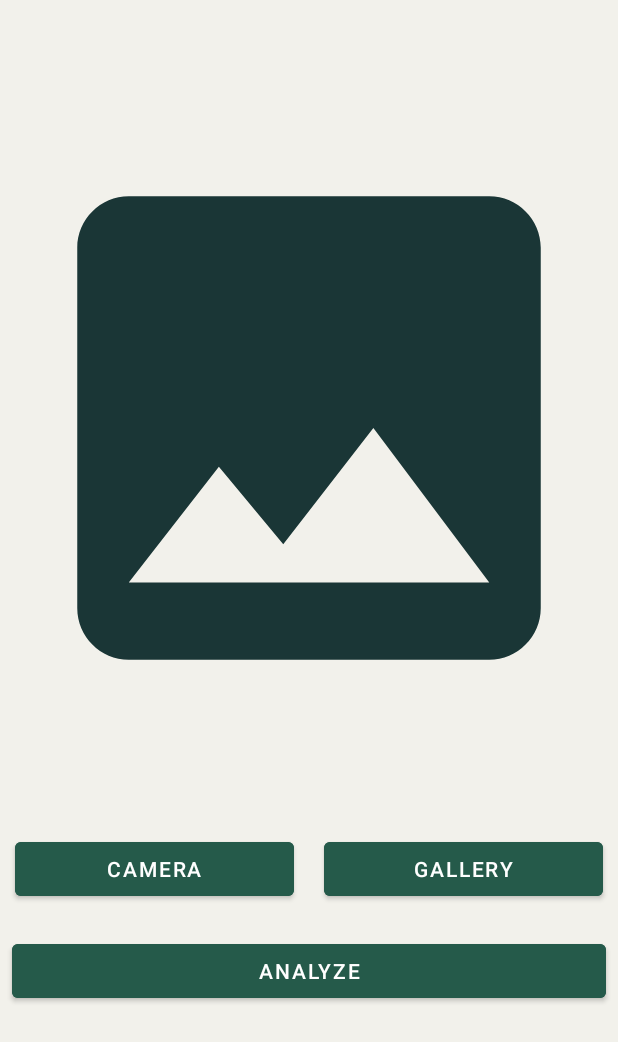
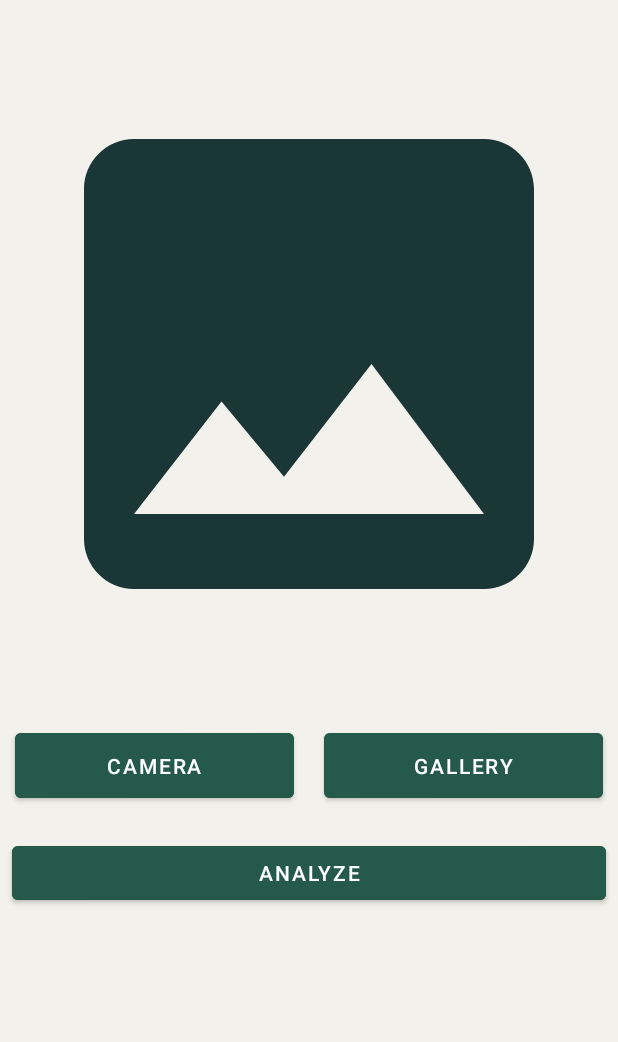
Before and after one commit to bitewise-lab/androidX, an Android app: the layout activity_ocr.xml on its own in the app's theme, with its tools: preview values and no code run, on a phone screen of 412 x 824 dp. Shown: the top 1042 px of the screen. Run offline under Robolectric (Android 15) with nearby library versions, the light colour scheme and no system bars.

Commit message:
Fix: RegLog Feature | -minus: Animation

```diff
--- a/app/src/main/java/com/example/capstone/view/activities/RegisterActivity.kt
+++ b/app/src/main/java/com/example/capstone/view/activities/RegisterActivity.kt
@@ -39,8 +39,8 @@ class RegisterActivity : AppCompatActivity() {
             val username = binding.editUsername.text.toString()
             val email = binding.editEmail.text.toString()
             val password = binding.editPassword.text.toString()
-            val berat = binding.editBeratBadan.text.toString().toInt()
-            val tinggi = binding.editTinggiBadan.text.toString().toInt()
+            val berat = binding.editBeratBadan.text.toString().toFloat()
+            val tinggi = binding.editTinggiBadan.text.toString().toFloat()
             val gulaDarah = binding.editGulaDarah.text.toString().toFloat()
             val kolestrol = binding.editKolesterol.text.toString().toFloat()
             val tekanan = binding.editTekananDarah.text.toString().toFloat()
--- a/app/src/main/java/com/example/capstone/view/activities/SignInActivity.kt
+++ b/app/src/main/java/com/example/capstone/view/activities/SignInActivity.kt
@@ -3,6 +3,7 @@ package com.example.capstone.view.activities
 import android.content.Intent
 import android.os.Build
 import android.os.Bundle
+import android.util.Log
 import android.view.View
 import android.view.WindowInsets
 import android.view.WindowManager
@@ -42,6 +43,7 @@ class SignInActivity : AppCompatActivity() {
                     is Result.Error -> {
                         binding.linearProgressBar.visibility = View.GONE
                         Toast.makeText(this, result.error, Toast.LENGTH_SHORT).show()
+                        Log.d("API_REQUEST", "email: $email, password: $password")
                     }
                     is Result.Loading -> {
                         binding.linearProgressBar.visibility = View.VISIBLE
@@ -50,8 +52,10 @@ class SignInActivity : AppCompatActivity() {
                         binding.linearProgressBar.visibility = View.GONE
                         if (result.data.error == true) {
                             Toast.makeText(this, result.data.message, Toast.LENGTH_SHORT).show()
+                            Log.d("API_REQUEST", "email: $email, password: $password")
                         } else {
                             result.data.loginResult?.let {
+                                Log.d("API_REQUEST", "email: $email, password: $password")
                                 Toast.makeText(this, getString(R.string.login_success), Toast.LENGTH_SHORT).show()
                                 viewModel.saveToken(it.accessToken?: "")
                                 print(it.accessToken)
--- a/app/src/main/java/com/example/capstone/view/viewmodel/RegisterViewModel.kt
+++ b/app/src/main/java/com/example/capstone/view/viewmodel/RegisterViewModel.kt
@@ -6,7 +6,7 @@ import com.example.capstone.data.AppRepository
 class RegisterViewModel(private val repository: AppRepository): ViewModel() {
     fun register(
         name: String, username: String, email: String, password: String,
-        berat: Int, tinggi: Int, gulaDarah: Float, kolestrol: Float, tekanan: Float
+        berat: Float, tinggi: Float, gulaDarah: Float, kolestrol: Float, tekanan: Float
     ) = repository.register(
         name, username, email, password, berat, tinggi,
         gulaDarah, kolestrol, tekanan
--- a/app/src/main/res/layout/activity_ocr.xml
+++ b/app/src/main/res/layout/activity_ocr.xml
@@ -15,7 +15,7 @@
         <ImageView
             android:id="@+id/addStoryImage"
             android:layout_width="match_parent"
-            android:layout_height="500dp"
+            android:layout_height="400dp"
             android:contentDescription="@string/imageView"
             app:layout_constraintBottom_toBottomOf="parent"
             app:layout_constraintEnd_toEndOf="parent"
@@ -29,7 +29,7 @@
             android:id="@+id/containerButton"
             android:layout_width="0dp"
             android:layout_height="wrap_content"
-            android:layout_marginTop="20dp"
+            android:layout_marginTop="40dp"
             app:layout_constraintEnd_toEndOf="parent"
             app:layout_constraintStart_toStartOf="parent"
             app:layout_constraintTop_toBottomOf="@id/addStoryImage">
@@ -37,7 +37,7 @@
             <com.google.android.material.button.MaterialButton
                 android:id="@+id/cameraButton"
                 android:layout_width="0dp"
-                android:layout_height="wrap_content"
+                android:layout_height="55dp"
                 android:layout_marginStart="10dp"
                 android:layout_marginEnd="10dp"
                 android:text="@string/btn_camera"
@@ -50,7 +50,7 @@
             <com.google.android.material.button.MaterialButton
                 android:id="@+id/galleryButton"
                 android:layout_width="0dp"
-                android:layout_height="wrap_content"
+                android:layout_height="55dp"
                 android:layout_marginStart="10dp"
                 android:layout_marginEnd="10dp"
                 android:text="@string/btn_galery"
--- a/app/src/main/res/layout/activity_register.xml
+++ b/app/src/main/res/layout/activity_register.xml
@@ -297,6 +297,7 @@
             android:layout_height="wrap_content"
             android:indeterminate="true"
             android:visibility="gone"
+            app:indicatorColor="@color/pallete_3"
             app:layout_constraintEnd_toEndOf="parent"
             app:layout_constraintStart_toStartOf="parent"
             app:layout_constraintTop_toTopOf="parent" />
--- a/app/src/main/res/layout/activity_sign_in.xml
+++ b/app/src/main/res/layout/activity_sign_in.xml
@@ -134,6 +134,7 @@
             android:layout_height="wrap_content"
             android:indeterminate="true"
             android:visibility="gone"
+            app:indicatorColor="@color/pallete_3"
             app:layout_constraintEnd_toEndOf="parent"
             app:layout_constraintStart_toStartOf="parent"
             app:layout_constraintTop_toTopOf="parent" />
```
Also changed, not shown: app/src/main/java/com/example/capstone/data/AppRepository.kt (+15 -8 lines), app/src/main/java/com/example/capstone/data/remote/response/RegLogRequest.kt (added, +18 -0 lines), app/src/main/java/com/example/capstone/data/remote/retrofit/ApiService.kt (+5 -25 lines).
